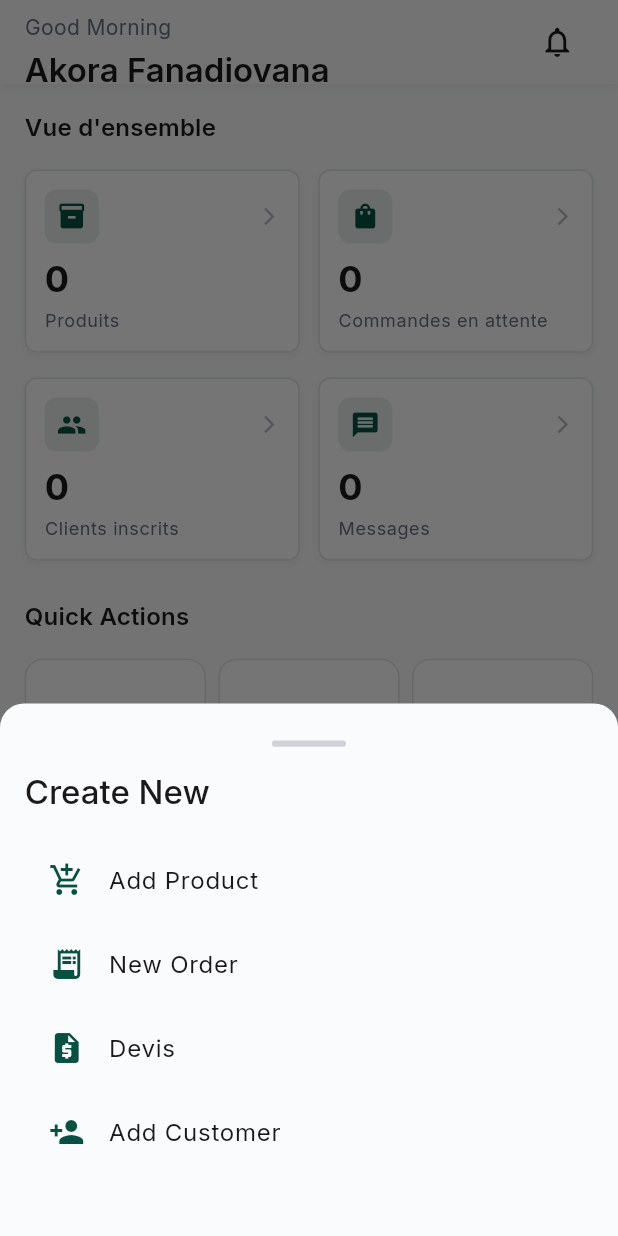
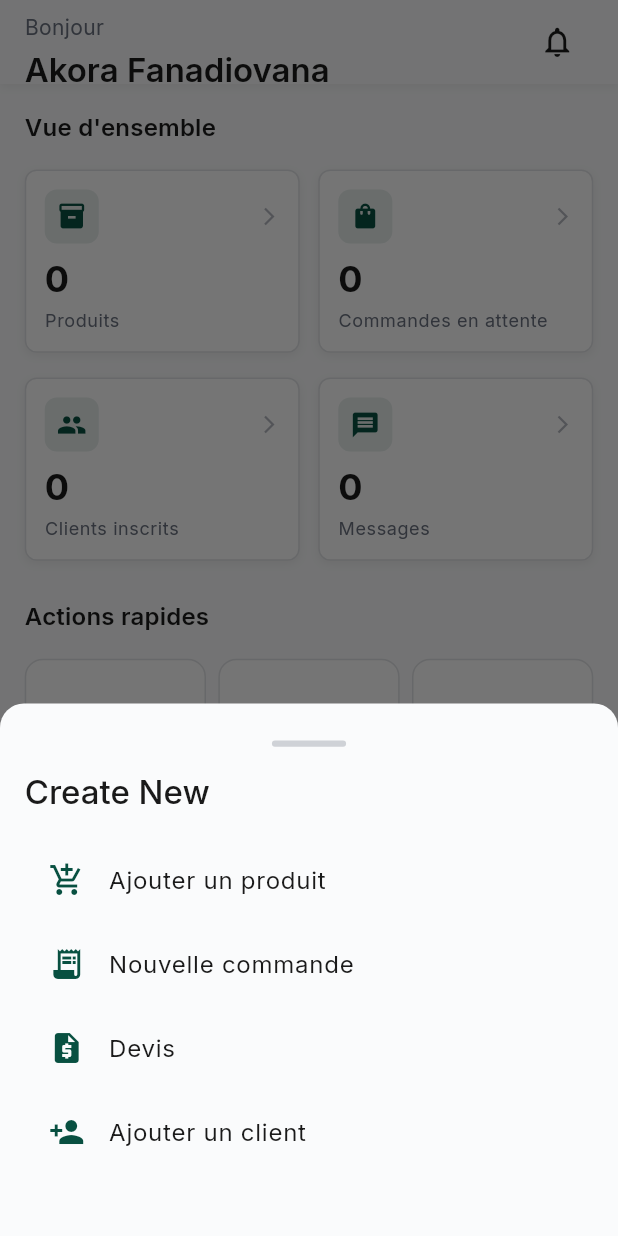
Before and after one commit to Anju-codermad/AkoraHub-app, a Flutter app: the BusinessDashboard screen opened by its route, after a tap on "New", on a phone screen of 412 x 824 dp. Run offline on Flutter 3.47's test engine with Material 3 defaults, Android fonts, the phone set to English and light mode, and no system bars; our stand-ins replace audioplayers, cached_network_image, connectivity_plus, file_picker, firebase_core, firebase_messaging and 19 more; missing offline and left inert: agora_rtc_engine, mobile_scanner, record; accounts and stored records are empty.

Commit message:
Dashboard admin : franciser les derniers textes en anglais
Salutation (Good Morning/Afternoon/Evening -> Bonjour/Bon après-midi/
Bonsoir), "Quick Actions", et les libellés du menu de création rapide.

```diff
--- a/lib/presentation/business_dashboard/business_dashboard.dart
+++ b/lib/presentation/business_dashboard/business_dashboard.dart
@@ -96,12 +96,12 @@ class _BusinessDashboardState extends State<BusinessDashboard> {
     final createOptions = [
       {
         'icon': 'add_shopping_cart',
-        'label': 'Add Product',
+        'label': 'Ajouter un produit',
         'route': '/product-management-real'
       },
       {
         'icon': 'receipt_long',
-        'label': 'New Order',
+        'label': 'Nouvelle commande',
         'route': '/order-management-real'
       },
       {
@@ -111,7 +111,7 @@ class _BusinessDashboardState extends State<BusinessDashboard> {
       },
       {
         'icon': 'person_add',
-        'label': 'Add Customer',
+        'label': 'Ajouter un client',
         'route': '/customer-management-real'
       },
     ];
--- a/lib/presentation/business_dashboard/widgets/greeting_header_widget.dart
+++ b/lib/presentation/business_dashboard/widgets/greeting_header_widget.dart
@@ -19,11 +19,11 @@ class GreetingHeaderWidget extends StatelessWidget {
   String _getGreeting() {
     final hour = DateTime.now().hour;
     if (hour < 12) {
-      return 'Good Morning';
-    } else if (hour < 17) {
-      return 'Good Afternoon';
+      return 'Bonjour';
+    } else if (hour < 18) {
+      return 'Bon après-midi';
     } else {
-      return 'Good Evening';
+      return 'Bonsoir';
     }
   }
 
--- a/lib/presentation/business_dashboard/widgets/quick_actions_grid_widget.dart
+++ b/lib/presentation/business_dashboard/widgets/quick_actions_grid_widget.dart
@@ -21,19 +21,19 @@ class QuickActionsGridWidget extends StatelessWidget {
       {
         'type': 'add_product',
         'icon': 'add_shopping_cart',
-        'label': 'Add Product',
+        'label': 'Ajouter produit',
         'color': theme.colorScheme.primary,
       },
       {
         'type': 'view_orders',
         'icon': 'receipt_long',
-        'label': 'View Orders',
+        'label': 'Voir commandes',
         'color': theme.colorScheme.tertiary,
       },
       {
         'type': 'customer_messages',
         'icon': 'chat',
-        'label': 'Messages',
+        'label': 'Messagerie',
         'color': AppTheme.successLight,
       },
     ];
@@ -44,7 +44,7 @@ class QuickActionsGridWidget extends StatelessWidget {
         crossAxisAlignment: CrossAxisAlignment.start,
         children: [
           Text(
-            'Quick Actions',
+            'Actions rapides',
             style: theme.textTheme.titleMedium?.copyWith(
               fontWeight: FontWeight.w600,
             ),
```
Also changed, not shown: 1 other file.
